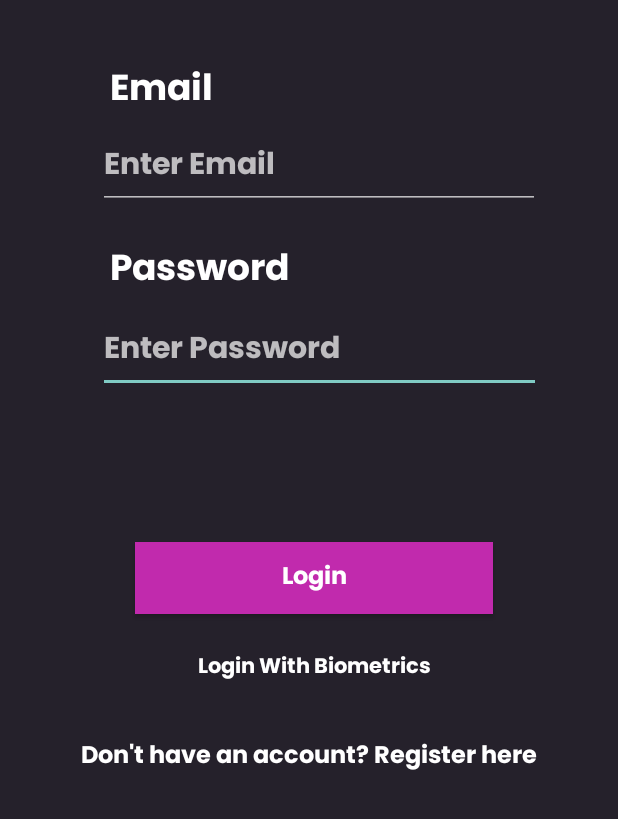
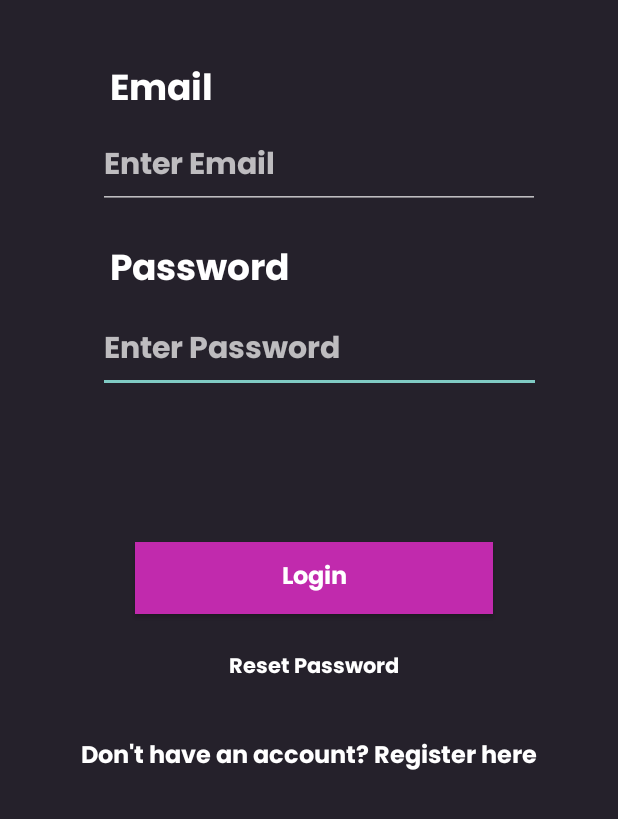
Before and after one commit to PioRomo/137Project, an Android app: the screen it shows after launch (LoginActivity), on a phone screen of 412 x 824 dp, the part 417-1236 px from its top. Run offline under Robolectric (Android 15) with nearby library versions, the phone set to English and light mode, and no system bars; our stand-ins replace Firebase (no records; nobody signed in at launch, a user with empty details on screens opened directly).

Commit message:
Biometric Authentication as a second layer should work now!

```diff
--- a/app/build.gradle
+++ b/app/build.gradle
@@ -10,7 +10,7 @@ android {
 
     defaultConfig {
         applicationId "com.example.pixelpedia"
-        minSdk 21
+        minSdk 23
         targetSdk 34
         versionCode 1
         versionName "1.0"
@@ -54,6 +54,7 @@ dependencies {
     implementation 'com.google.firebase:firebase-messaging'
     implementation 'androidx.biometric:biometric:1.1.0'
     implementation 'com.google.android.gms:play-services-location:18.0.0'
+    implementation 'com.google.firebase:firebase-dynamic-links:21.1.0'
 }
 
 apply plugin: 'com.google.gms.google-services'
--- a/app/src/main/java/com/example/pixelpedia/MainActivity.kt
+++ b/app/src/main/java/com/example/pixelpedia/MainActivity.kt
@@ -4,12 +4,9 @@ import android.content.Intent
 import android.os.Bundle
 import android.widget.ImageView
 import android.widget.Toast
-import androidx.biometric.BiometricPrompt
-import androidx.core.content.ContextCompat
 import androidx.appcompat.app.AppCompatActivity
 import com.google.android.material.bottomnavigation.BottomNavigationView
 import com.google.firebase.auth.FirebaseAuth
-import com.google.firebase.auth.FirebaseUser
 
 class MainActivity : AppCompatActivity() {
     //Set variables here
--- a/app/src/main/res/layout/activity_login.xml
+++ b/app/src/main/res/layout/activity_login.xml
@@ -16,7 +16,7 @@
         tools:layout_editor_absoluteY="-16dp">
 
         <Button
-            android:id="@+id/biometricLoginButton"
+            android:id="@+id/resetPasswordButton"
             android:layout_width="271dp"
             android:layout_height="48dp"
             android:layout_above="@+id/loginRegisterButton"
@@ -29,14 +29,14 @@
             android:layout_marginBottom="11dp"
             android:background="@android:color/transparent"
             android:fontFamily="@font/poppins_bold"
-            android:text="Login With Biometrics"
+            android:text="Reset Password"
             android:textAllCaps="false" />
 
         <Button
             android:id="@+id/changeUsernameSubmit"
             android:layout_width="237dp"
             android:layout_height="wrap_content"
-            android:layout_above="@+id/biometricLoginButton"
+            android:layout_above="@+id/resetPasswordButton"
             android:layout_alignParentStart="true"
             android:layout_alignParentEnd="true"
             android:layout_centerHorizontal="true"
```
Also changed, not shown: app/src/main/java/com/example/pixelpedia/LoginActivity.kt (+13 -49 lines).
